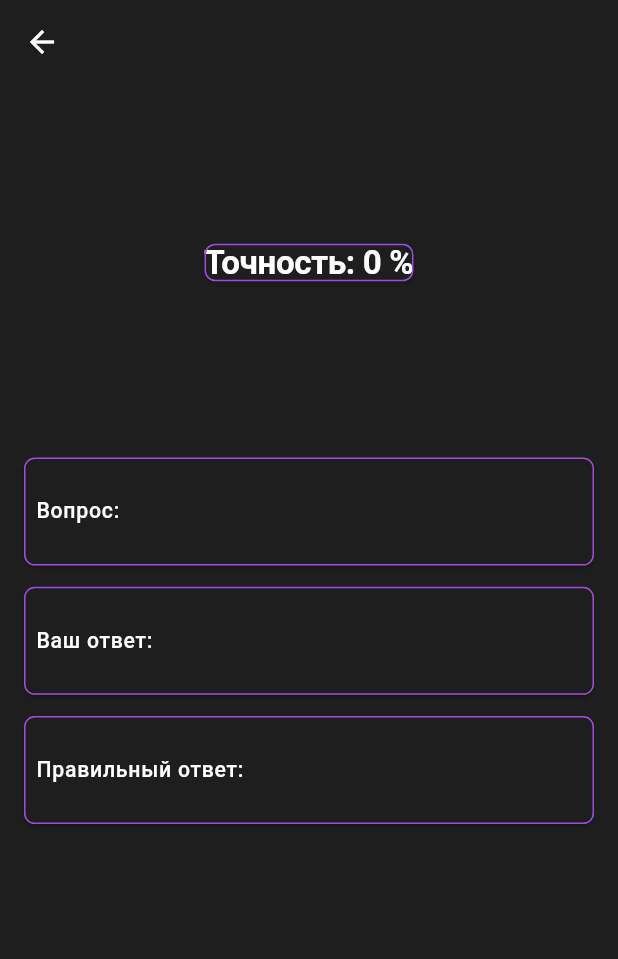
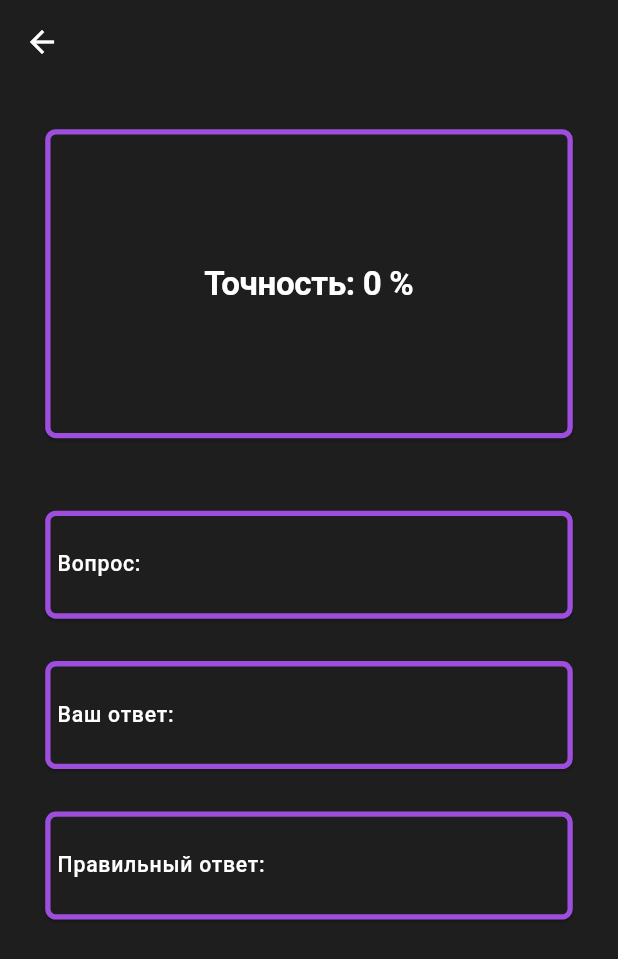
Before and after one commit to Andrey-1611/interview-helper, a Flutter app: the _QuestionInfoPageView screen opened directly with empty values, on a phone screen of 412 x 824 dp. Shown: the top 959 px of the screen. Run offline on Flutter 3.47's test engine with Material 3 defaults, Android fonts, the light colour scheme and no system bars; our stand-ins replace cloud_firestore, delightful_toast, equatable, firebase_auth, firebase_core, flutter_bloc and 2 more; accounts and stored records are empty.

Commit message:
upgrade thene of textfield and card

```diff
--- a/lib/features/interview/presentation/widgets/custom_main_result_panel.dart
+++ b/lib/features/interview/presentation/widgets/custom_main_result_panel.dart
@@ -7,11 +7,11 @@ class CustomMainResultPanel extends StatelessWidget {
 
   @override
   Widget build(BuildContext context) {
-    return Container(
-      alignment: Alignment.center,
-      width: MediaQuery.sizeOf(context).width,
-      height: MediaQuery.sizeOf(context).height * 0.25,
-      child: Card(
+    return Card(
+      child: Container(
+        alignment: Alignment.center,
+        width: MediaQuery.sizeOf(context).width,
+        height: MediaQuery.sizeOf(context).height * 0.25,
         child: Text(text, style: Theme.of(context).textTheme.displayLarge),
       ),
     );
```
Also changed, not shown: lib/core/theme/app_theme.dart (+6 -3 lines).
